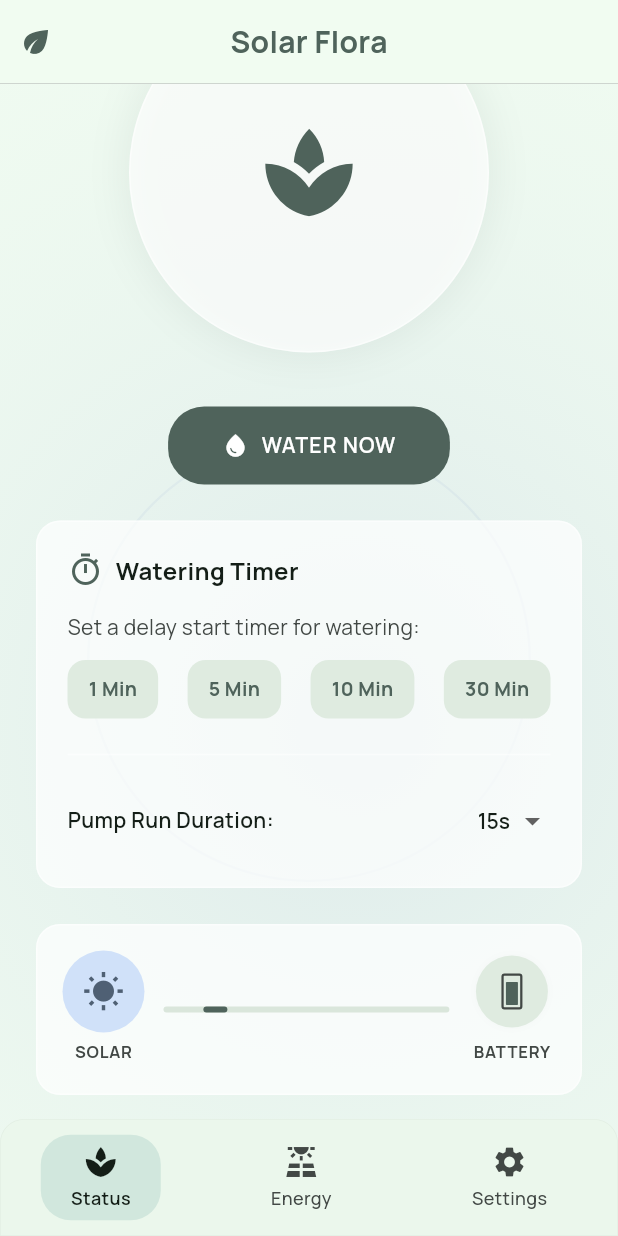
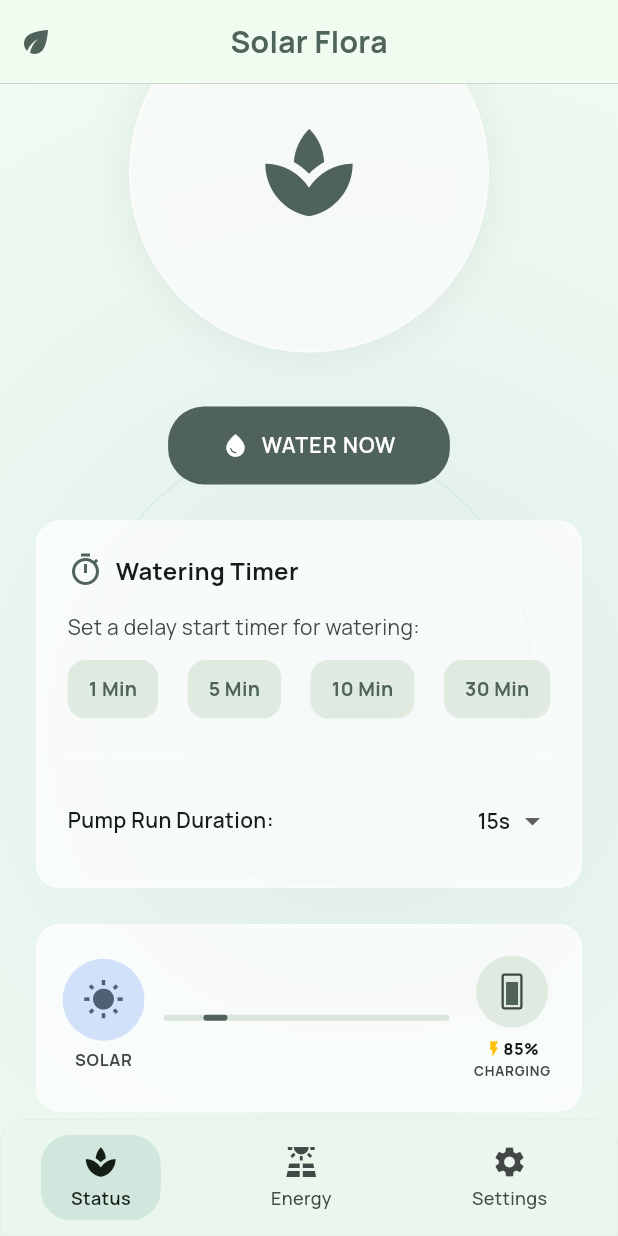
Before and after one commit to Shanks015/ESP32-SOLAR-FLORA, a Flutter app: the StatusPage screen opened by its route, scrolled down 101 dp, on a phone screen of 412 x 824 dp. Run offline on Flutter 3.47's test engine with Material 3 defaults, Android fonts, the phone set to English and light mode, and no system bars; our stand-ins replace flutter_dotenv, google_fonts, google_sign_in, image_picker, supabase_flutter; accounts and stored records are empty; network calls fail.

Commit message:
feat: show live battery percentage and charging indicator on dashboard status page

```diff
--- a/lib/pages/status_page.dart
+++ b/lib/pages/status_page.dart
@@ -704,11 +704,26 @@ class _StatusPageState extends State<StatusPage> with TickerProviderStateMixin {
                                         ),
                                       ),
                                     ),
-                                    const SizedBox(height: 8),
+                                    const SizedBox(height: 6),
+                                    Row(
+                                      mainAxisSize: MainAxisSize.min,
+                                      children: [
+                                        if (_isCharging)
+                                          const Icon(Icons.flash_on, size: 12, color: Colors.amber),
+                                        Text(
+                                          '$_batteryPercentage%',
+                                          style: GoogleFonts.manrope(
+                                            fontSize: 11,
+                                            fontWeight: FontWeight.w800,
+                                            color: textMain,
+                                          ),
+                                        ),
+                                      ],
+                                    ),
                                     Text(
-                                      'BATTERY',
+                                      _isCharging ? 'CHARGING' : 'BATTERY',
                                       style: GoogleFonts.manrope(
-                                        fontSize: 11,
+                                        fontSize: 9,
                                         fontWeight: FontWeight.w700,
                                         color: textSecondary,
                                         letterSpacing: 0.5,
```
